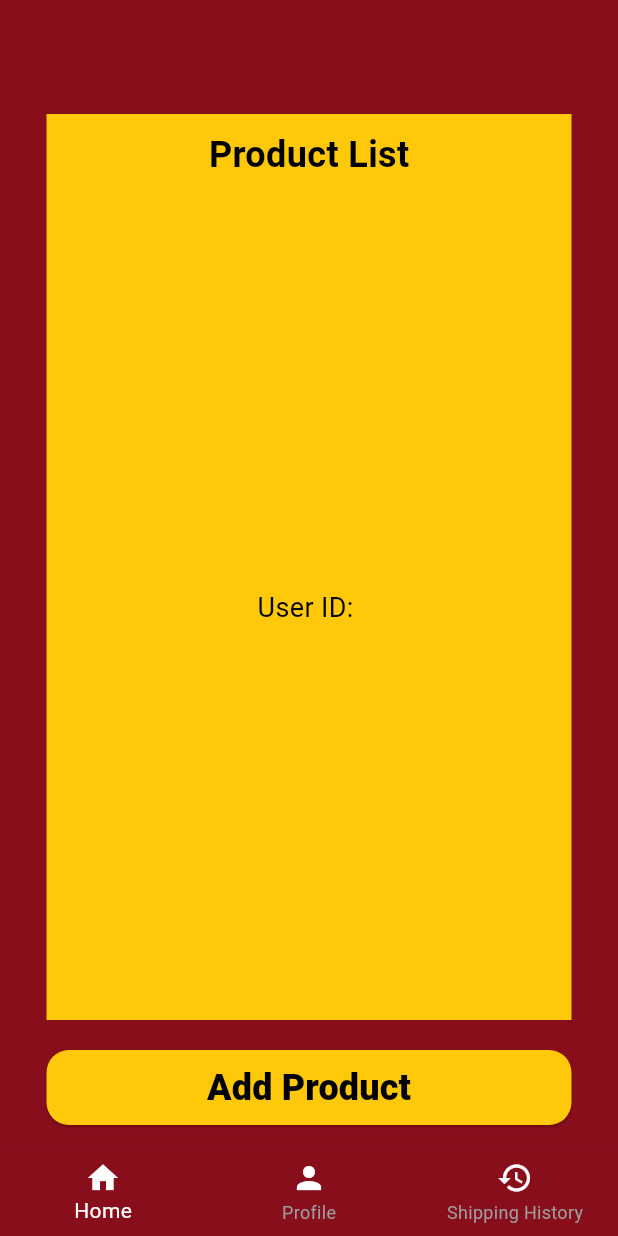
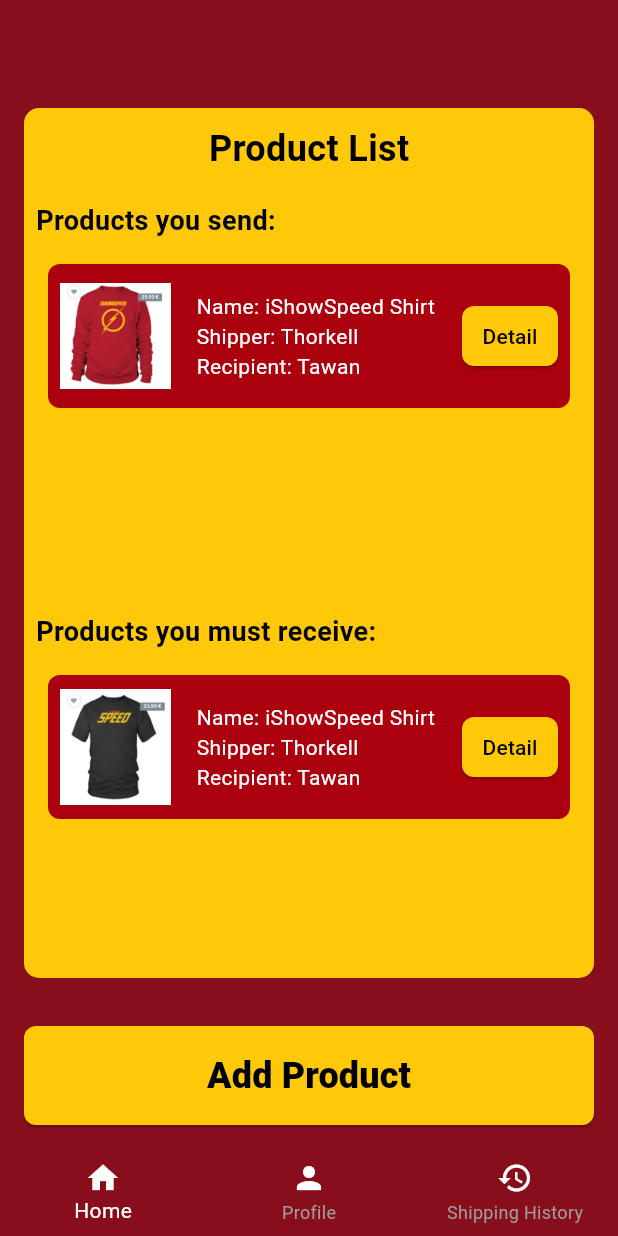
Before and after one commit to Pachara004/IshowSpeed, a Flutter app: the UserHomePage screen opened directly, on a phone screen of 412 x 824 dp. Run offline on Flutter 3.47's test engine with Material 3 defaults, Android fonts, the phone set to English and light mode, and no system bars; our stand-ins replace cloud_firestore, firebase_auth, firebase_core; accounts and stored records are empty.

Commit message:
ui home กับ history

```diff
--- a/ishowspeed/lib/main.dart
+++ b/ishowspeed/lib/main.dart
@@ -1,7 +1,9 @@
 import 'package:cloud_firestore/cloud_firestore.dart';
+import 'package:firebase_auth/firebase_auth.dart';
 import 'package:firebase_core/firebase_core.dart';
 import 'package:flutter/material.dart';
 import 'package:ishowspeed/firebase_options.dart';
+import 'package:ishowspeed/pages/User/userhome.dart';
 import 'package:ishowspeed/pages/first.dart';
 
 void main() async {
--- a/ishowspeed/lib/pages/User/userhome.dart
+++ b/ishowspeed/lib/pages/User/userhome.dart
@@ -1,6 +1,7 @@
 import 'package:flutter/material.dart';
 import 'package:firebase_auth/firebase_auth.dart';
-import 'package:ishowspeed/pages/User/profile.dart'; // Ensure the path is correct
+import 'package:ishowspeed/pages/User/history.dart';
+import 'package:ishowspeed/pages/User/profile.dart'; // ตรวจสอบให้แน่ใจว่าเส้นทางถูกต้อง
 
 class UserHomePage extends StatefulWidget {
   @override
@@ -8,36 +9,37 @@
 }
 
 class _UserHomePageState extends State<UserHomePage> {
-  int _selectedIndex = 0; // Index to track the selected tab
-  User? _currentUser; // Store the current user
+  int _selectedIndex = 0; // ตัวแปรติดตามแท็บที่เลือก
+  User? _currentUser; // เก็บผู้ใช้ปัจจุบัน
 
   @override
   void initState() {
     super.initState();
-    // Listen to auth state changes
+    // ฟังการเปลี่ยนแปลงสถานะการยืนยันตัวตน
     FirebaseAuth.instance.authStateChanges().listen((User? user) {
       setState(() {
-        _currentUser = user; // Update the current user state
+        _currentUser = user; // อัปเดตสถานะผู้ใช้ปัจจุบัน
       });
     });
   }
 
-  // List of pages corresponding to each tab
+  // รายการหน้าที่สอดคล้องกับแท็บแต่ละแท็บ
   final List<Widget> _pages = [
-    UserDashboard(), // User Dashboard with the Product List
-    ProfilePage(),   // Profile Page
-    Center(child: Text('Shipping History')), // Placeholder for Shipping History Page
+    UserDashboard(), // แดชบอร์ดผู้ใช้ที่มีรายการผลิตภัณฑ์
+    ProfilePage(), // หน้าโปรไฟล์
+
+
   ];
 
   @override
   Widget build(BuildContext context) {
     return Scaffold(
-      backgroundColor: const Color(0xFF890E1C), // Set background color
+      backgroundColor: const Color(0xFF890E1C), // ตั้งค่าสีพื้นหลัง
       appBar: AppBar(
-        backgroundColor: const Color(0xFF890E1C), // Set AppBar color
+        backgroundColor: const Color(0xFF890E1C), // ตั้งค่าสี AppBar
         automaticallyImplyLeading: false,
       ),
-      body: _pages[_selectedIndex], // Display the selected page
+      body: _pages[_selectedIndex], // แสดงหน้าที่เลือก
 
       bottomNavigationBar: BottomNavigationBar(
         backgroundColor: const Color(0xFF890E1C),
@@ -60,8 +62,8 @@
         unselectedItemColor: Colors.grey,
         onTap: (index) {
           setState(() {
-            _selectedIndex = index; // Update the selected index
-            print('Selected Index: $_selectedIndex'); // Debug print
+            _selectedIndex = index; // อัปเดตดัชนีที่เลือก
+            print('Selected Index: $_selectedIndex'); // พิมพ์ข้อมูลเพื่อดีบัก
           });
         },
       ),
@@ -69,64 +71,97 @@
   }
 }
 
-// UserDashboard widget
 class UserDashboard extends StatelessWidget {
   @override
   Widget build(BuildContext context) {
-    User? user = FirebaseAuth.instance.currentUser;
-
-    return Center(
+    return Container(
+      color: const Color(0xFF890E1C), // Set background color to maroon
       child: Column(
-        mainAxisAlignment: MainAxisAlignment.start, // Align items to the top
         children: [
-          const SizedBox(height: 20), // Add top spacing
-
-          // Product List Container
+          Expanded(
+            child: Container(
+              margin: const EdgeInsets.all(16),
+              decoration: BoxDecoration(
+                color: const Color(0xFFFFC809), // Yellow background
+                borderRadius: BorderRadius.circular(10),
+              ),
+              child: Column(
+                crossAxisAlignment: CrossAxisAlignment.stretch,
+                children: [
                   Container(
-            width: 350, // Set width
-            color: const Color(0xFFFFC809), // Background color
-            padding: const EdgeInsets.symmetric(vertical: 10), // Add vertical spacing
-            child: const Center( // Center the text
+                    padding: const EdgeInsets.symmetric(vertical: 10),
+                    child: const Center(
                       child: Text(
                         'Product List',
                         style: TextStyle(
                           fontSize: 24,
                           fontWeight: FontWeight.bold,
-                  color: Colors.black, // Text color
+                          color: Colors.black,
                         ),
                       ),
                     ),
                   ),
-
-          // User ID Container
-          Container(
-            width: 350, // Set width
-            height: 550, // Set height
-            color: const Color(0xFFFFC809), // Background color
-            child: Center(
+                  Expanded(
+                    child: SingleChildScrollView(
+                      child: Column(
+                        crossAxisAlignment: CrossAxisAlignment.start,
+                        children: [
+                          const Padding(
+                            padding: EdgeInsets.all(8.0),
                             child: Text(
-                'User ID: ${user?.uid ?? 'Not logged in'}',
-                style: const TextStyle(
+                              'Products you send:',
+                              style: TextStyle(
                                 fontSize: 18,
-                  fontWeight: FontWeight.w400,
-                  color: Colors.black, // Text color
+                                fontWeight: FontWeight.w600,
+                                color: Colors.black,
                               ),
                             ),
                           ),
+                          ProductItem(
+                            name: 'iShowSpeed Shirt',
+                            shipper: 'Thorkell',
+                            recipient: 'Tawan',
+                            imageUrl: 'assets/images/red_shirt.png',
                           ),
-
-          const SizedBox(height: 20), // Add bottom spacing
-
-          // Add Product Button
-          ElevatedButton(
+                          const SizedBox(height: 120),
+                          const Padding(
+                            padding: EdgeInsets.all(8.0),
+                            child: Text(
+                              'Products you must receive:',
+                              style: TextStyle(
+                                fontSize: 18,
+                                fontWeight: FontWeight.w600,
+                                color: Colors.black,
+                              ),
+                            ),
+                          ),
+                          ProductItem(
+                            name: 'iShowSpeed Shirt',
+                            shipper: 'Thorkell',
+                            recipient: 'Tawan',
+                            imageUrl: 'assets/images/black_shirt.png',
+                          ),
+                        ],
+                      ),
+                    ),
+                  ),
+                ],
+              ),
+            ),
+          ),
+          Container(
+            width: double.infinity,
+            padding: const EdgeInsets.all(16),
+            child: ElevatedButton(
               onPressed: () {
-              // Functionality to add product
+                // Add product functionality
               },
               style: ElevatedButton.styleFrom(
                 backgroundColor: const Color(0xFFFFC809),
-              fixedSize: const Size(350, 50),
+                foregroundColor: Colors.black,
+                padding: const EdgeInsets.symmetric(vertical: 16),
                 shape: RoundedRectangleBorder(
-                borderRadius: BorderRadius.circular(15),
+                  borderRadius: BorderRadius.circular(8),
                 ),
               ),
               child: const Text(
@@ -134,7 +169,7 @@
                 style: TextStyle(
                   fontWeight: FontWeight.w800,
                   fontSize: 24,
-                color: Color.fromARGB(255, 0, 0, 0),
+                ),
               ),
             ),
           ),
@@ -142,4 +177,71 @@
       ),
     );
   }
+
+  // ProductItem widget ที่อยู่ภายใน UserDashboard
+  Widget ProductItem({
+    required String name,
+    required String shipper,
+    required String recipient,
+    required String imageUrl,
+  }) {
+    return Container(
+      margin: const EdgeInsets.symmetric(vertical: 8, horizontal: 16),
+      decoration: BoxDecoration(
+        color: const Color(0xFFAB000D),
+        borderRadius: BorderRadius.circular(8),
+      ),
+      child: Row(
+        children: [
+          Padding(
+            padding: const EdgeInsets.all(8.0), // เพิ่ม Padding ที่นี่
+            child: Image.asset(
+              imageUrl,
+              width:74,
+              height:80,
+            ),
+          ),
+          Expanded(
+            child: Padding(
+              padding: const EdgeInsets.all(9.0),
+              child: Column(
+                crossAxisAlignment: CrossAxisAlignment.start,
+                children: [
+                  Text(
+                    'Name: $name',
+                    style: const TextStyle(color: Colors.white),
+                  ),
+                  Text(
+                    'Shipper: $shipper',
+                    style: const TextStyle(color: Colors.white),
+                  ),
+                  Text(
+                    'Recipient: $recipient',
+                    style: const TextStyle(color: Colors.white),
+                  ),
+                ],
+              ),
+            ),
+          ),
+          Padding(
+            padding: const EdgeInsets.all(8.0),
+            child: ElevatedButton(
+              onPressed: () {
+                // Detail button functionality
+              },
+              style: ElevatedButton.styleFrom(
+                backgroundColor: const Color(0xFFFFC809),
+                foregroundColor: Colors.black,
+                padding: const EdgeInsets.symmetric(vertical: 1, horizontal: 1),
+                shape: RoundedRectangleBorder(
+                  borderRadius: BorderRadius.circular(8),
+                ),
+              ),
+              child: const Text('Detail'),
+            ),
+          ),
+        ],
+      ),
+    );
   }
+}
--- a/ishowspeed/pubspec.yaml
+++ b/ishowspeed/pubspec.yaml
@@ -69,7 +69,8 @@
   # To add assets to your application, add an assets section, like this:
   assets:
     - assets/images/
-
+    - assets/images/red_shirt.png
+    - assets/images/black_shirt.png
   # An image asset can refer to one or more resolution-specific "variants", see
   # https://flutter.dev/to/resolution-aware-images
 
```
Also changed, not shown: ishowspeed/lib/pages/User/history.dart (+228 -0 lines), ishowspeed/assets/images/black_shirt.png (added), ishowspeed/assets/images/red_shirt.png (added). Lines whose indentation alone changed are shown as unchanged.
